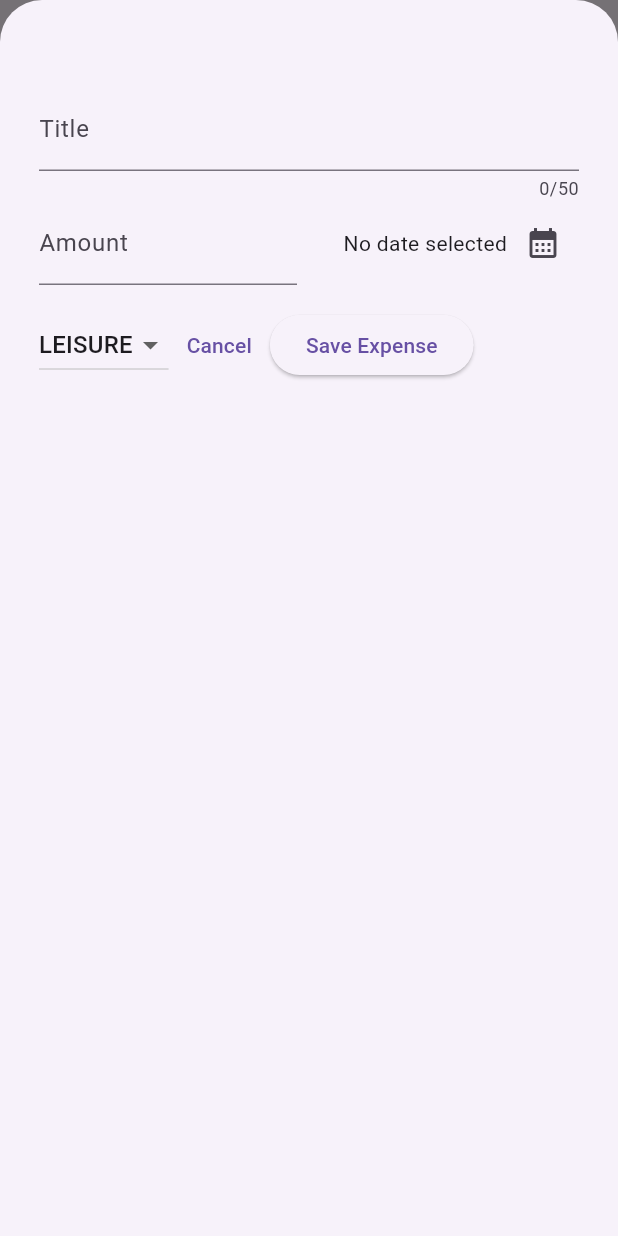
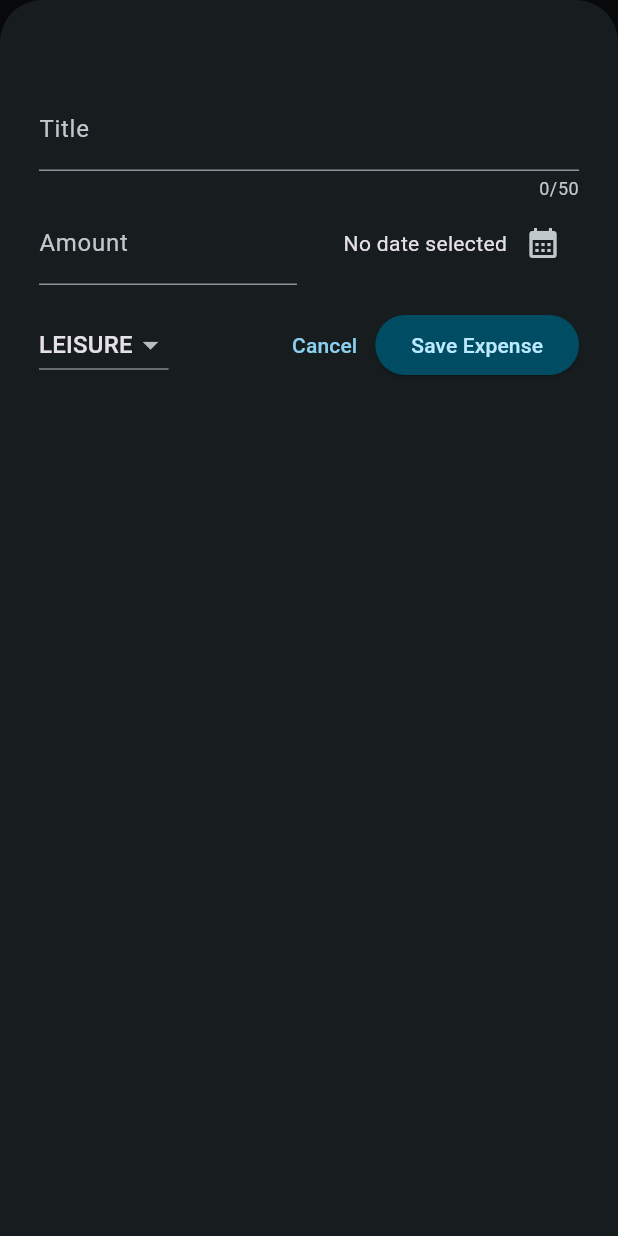
Before and after one commit to Hasithaja/expense-tracker, a Flutter app: the screen it shows after launch, after a tap on the "add" icon, on a phone screen of 412 x 824 dp. Run offline on Flutter 3.47's test engine with Material 3 defaults, Android fonts, the phone set to English and light mode, and no system bars.

Commit message:
Add theme

```diff
--- a/lib/main.dart
+++ b/lib/main.dart
@@ -1,10 +1,63 @@
+import 'package:flutter/material.dart';
+
 import 'package:expense_tracker/widgets/expenses.dart';
-import 'package:flutter/material.dart';
+
+var kColorScheme = ColorScheme.fromSeed(
+  seedColor: const Color.fromARGB(255, 96, 59, 181),
+);
+
+var kDarkColorScheme = ColorScheme.fromSeed(
+  brightness: Brightness.dark,
+  seedColor: const Color.fromARGB(255, 5, 99, 125),
+);
 
 void main() {
   runApp(
-    const MaterialApp(
-      home: Expenses(),
+    MaterialApp(
+      darkTheme: ThemeData.dark().copyWith(
+        colorScheme: kDarkColorScheme,
+        cardTheme: const CardTheme().copyWith(
+          color: kDarkColorScheme.secondaryContainer,
+          margin: const EdgeInsets.symmetric(
+            horizontal: 16,
+            vertical: 8,
+          ),
+        ),
+        elevatedButtonTheme: ElevatedButtonThemeData(
+          style: ElevatedButton.styleFrom(
+            backgroundColor: kDarkColorScheme.primaryContainer,
+            foregroundColor: kDarkColorScheme.onPrimaryContainer,
+          ),
+        ),
+      ),
+      theme: ThemeData().copyWith(
+        colorScheme: kColorScheme,
+        appBarTheme: const AppBarTheme().copyWith(
+          backgroundColor: kColorScheme.onPrimaryContainer,
+          foregroundColor: kColorScheme.primaryContainer,
+        ),
+        cardTheme: const CardTheme().copyWith(
+          color: kColorScheme.secondaryContainer,
+          margin: const EdgeInsets.symmetric(
+            horizontal: 16,
+            vertical: 8,
+          ),
+        ),
+        elevatedButtonTheme: ElevatedButtonThemeData(
+          style: ElevatedButton.styleFrom(
+            backgroundColor: kColorScheme.primaryContainer,
+          ),
+        ),
+        textTheme: ThemeData().textTheme.copyWith(
+              titleLarge: TextStyle(
+                fontWeight: FontWeight.bold,
+                color: kColorScheme.onSecondaryContainer,
+                fontSize: 16,
+              ),
+            ),
+      ),
+      themeMode: ThemeMode.dark,
+      home: const Expenses(),
     ),
   );
 }
--- a/lib/models/expense.dart
+++ b/lib/models/expense.dart
@@ -33,3 +33,5 @@ class Expense {
     return formatter.format(date);
   }
 }
+
+class ExpenseBucket {}
--- a/lib/new_expense.dart
+++ b/lib/new_expense.dart
@@ -1,5 +1,6 @@
+import 'package:flutter/material.dart';
+
 import 'package:expense_tracker/models/expense.dart';
-import 'package:flutter/material.dart';
 
 class NewExpense extends StatefulWidget {
   const NewExpense({super.key, required this.onAddExpense});
@@ -152,6 +153,7 @@ class _NewExpenseState extends State<NewExpense> {
                   });
                 },
               ),
+              const Spacer(),
               TextButton(
                 onPressed: () {
                   Navigator.pop(context);
@@ -161,7 +163,7 @@ class _NewExpenseState extends State<NewExpense> {
               ElevatedButton(
                 onPressed: _submitExpenseData,
                 child: const Text('Save Expense'),
-              )
+              ),
             ],
           )
         ],
--- a/lib/widgets/expenses.dart
+++ b/lib/widgets/expenses.dart
@@ -1,7 +1,8 @@
+import 'package:flutter/material.dart';
+
 import 'package:expense_tracker/new_expense.dart';
 import 'package:expense_tracker/widgets/expenses_list/expenses_list.dart';
 import 'package:expense_tracker/models/expense.dart';
-import 'package:flutter/material.dart';
 
 class Expenses extends StatefulWidget {
   const Expenses({super.key});
@@ -50,13 +51,41 @@ class _ExpensesState extends State<Expenses> {
   }
 
   void _removeExpense(Expense expense) {
+    final expenseIndex = _registeredExpenses.indexOf(expense);
     setState(() {
       _registeredExpenses.remove(expense);
     });
+    ScaffoldMessenger.of(context).clearSnackBars();
+    ScaffoldMessenger.of(context).showSnackBar(
+      SnackBar(
+        duration: const Duration(
+          seconds: 3,
+        ),
+        content: const Text('Expense Deleted'),
+        action: SnackBarAction(
+            label: 'Undo',
+            onPressed: () {
+              setState(() {
+                _registeredExpenses.insert(expenseIndex, expense);
+              });
+            }),
+      ),
+    );
   }
 
   @override
   Widget build(BuildContext context) {
+    Widget mainContent = const Center(
+      child: Text('No expenses found. Start adding some!'),
+    );
+
+    if (_registeredExpenses.isNotEmpty) {
+      mainContent = ExpensesList(
+        expenses: _registeredExpenses,
+        onRemoveExpense: _removeExpense,
+      );
+    }
+
     return Scaffold(
       appBar: AppBar(
         title: const Text('Flutter ExpenseTracker'),
@@ -71,10 +100,7 @@ class _ExpensesState extends State<Expenses> {
         children: [
           const Text('The chart'),
           Expanded(
-            child: ExpensesList(
-              expenses: _registeredExpenses,
-              onRemoveExpense: _removeExpense,
-            ),
+            child: mainContent,
           ),
         ],
       ),
--- a/lib/widgets/expenses_list/expense_item.dart
+++ b/lib/widgets/expenses_list/expense_item.dart
@@ -15,8 +15,12 @@ class ExpenseItem extends StatelessWidget {
           vertical: 16,
         ),
         child: Column(
+          crossAxisAlignment: CrossAxisAlignment.start,
           children: [
-            Text(expense.title),
+            Text(
+              expense.title,
+              style: Theme.of(context).textTheme.titleLarge,
+            ),
             const SizedBox(
               height: 4,
             ),
--- a/lib/widgets/expenses_list/expenses_list.dart
+++ b/lib/widgets/expenses_list/expenses_list.dart
@@ -1,6 +1,7 @@
+import 'package:flutter/material.dart';
+
 import 'package:expense_tracker/models/expense.dart';
 import 'package:expense_tracker/widgets/expenses_list/expense_item.dart';
-import 'package:flutter/material.dart';
 
 class ExpensesList extends StatelessWidget {
   const ExpensesList({
@@ -18,6 +19,12 @@ class ExpensesList extends StatelessWidget {
       itemCount: expenses.length,
       itemBuilder: (context, index) => Dismissible(
         key: ValueKey(expenses[index]),
+        background: Container(
+          color: Theme.of(context).colorScheme.error.withOpacity(0.75),
+          margin: EdgeInsets.symmetric(
+            horizontal: Theme.of(context).cardTheme.margin!.horizontal,
+          ),
+        ),
         onDismissed: (direction) {
           onRemoveExpense(expenses[index]);
         },
```
